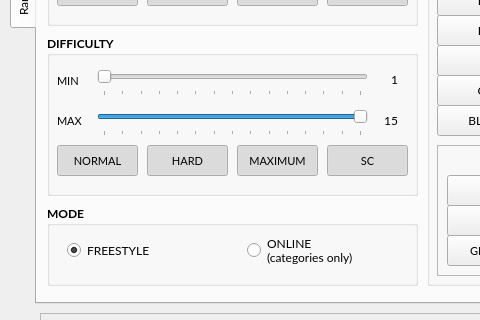
First picture: the form in selector_ui.ui, repository wowvv0w/djmax-random-selector, before the edit; both pictures show x 0 to 480 and y 97 to 417 of the 771 by 511 pixel window.
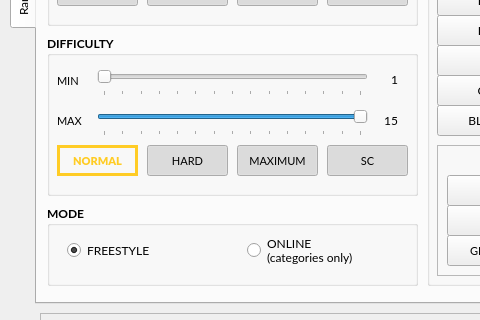
Second picture: the form after the edit.

Commit message: start operation

Patch:
```diff
--- a/selector_ui.ui
+++ b/selector_ui.ui
@@ -903,12 +903,26 @@
        </property>
        <property name="font">
         <font>
-         <family>Lato</family>
+         <family>Lato Black</family>
          <pointsize>8</pointsize>
-         <weight>50</weight>
-         <bold>false</bold>
+         <weight>75</weight>
+         <bold>true</bold>
         </font>
        </property>
+       <property name="styleSheet">
+        <string notr="true">QPushButton{
+	background-color: #00000000;
+	color: #ffcc25;
+	border-style: solid;
+	border-width: 3px;
+}
+QPushButton:pressed{
+	background-color: #ffcc25
+	color: #ffffff
+}
+
+</string>
+       </property>
        <property name="text">
         <string>NORMAL</string>
        </property>
```
Left out of the diff: 1 changed line with no effect on the pictures. The commit also changes 2 other files.
